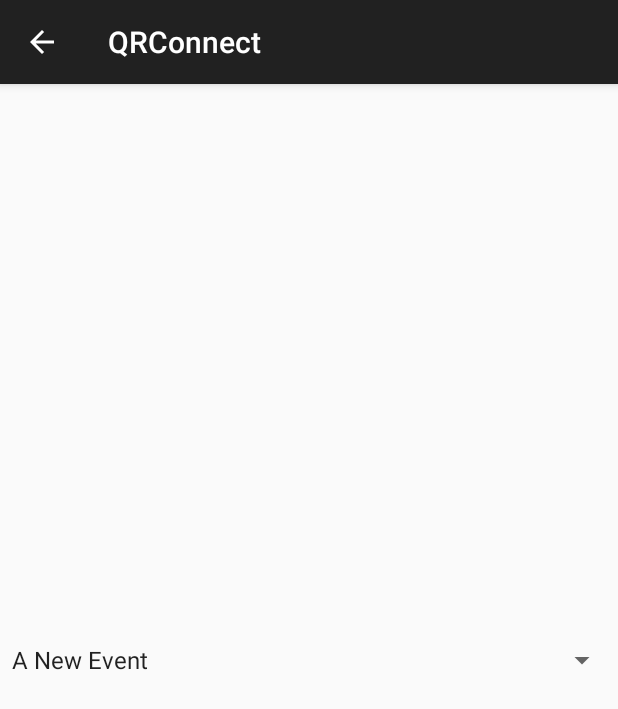
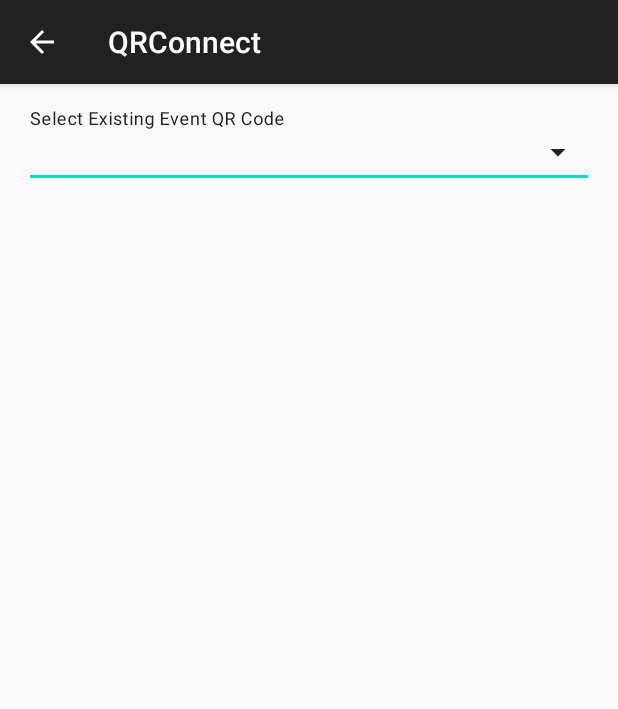
Before and after one commit to CMPUT301W24T39/qr-connect-developers, an Android app: the SelectEventPage screen opened directly, with no data from a screen before it, on a phone screen of 412 x 824 dp. Shown: the top 709 px of the screen. Run offline under Robolectric (Android 15) with nearby library versions, the phone set to English and light mode, and no system bars.

Commit message:
Updated SelectEventPage

```diff
--- a/QRConnect/app/src/main/java/com/example/qrconnect/BottomNavigationDrawerFragment.java
+++ b/QRConnect/app/src/main/java/com/example/qrconnect/BottomNavigationDrawerFragment.java
@@ -36,13 +36,13 @@ public class BottomNavigationDrawerFragment extends BottomSheetDialogFragment {
             public boolean onNavigationItemSelected(@NonNull MenuItem menuItem) {
 
                 int itemId = menuItem.getItemId();
-                if (itemId == R.id.navDownload) {
+                if (itemId == R.id.nav_download) {
 
                     return true;
-                } else if (itemId == R.id.navUpload) {
+                } else if (itemId == R.id.nav_upload) {
 
                     return true;
-                } else if (itemId == R.id.navReuse) {
+                } else if (itemId == R.id.nav_turn_right){
                     startActivity(new Intent(getActivity(), SelectEventPage.class));
                     return true;
                 }
--- a/QRConnect/app/src/main/java/com/example/qrconnect/SelectEventPage.java
+++ b/QRConnect/app/src/main/java/com/example/qrconnect/SelectEventPage.java
@@ -16,26 +16,22 @@ import androidx.appcompat.app.AppCompatActivity;
 public class SelectEventPage extends AppCompatActivity {
 
 
+    AutoCompleteTextView autoCompleteTextView;
     @Override
     protected void onCreate(Bundle savedInstanceState){
         super.onCreate(savedInstanceState);
-        setContentView(R.layout.select_existing_event_qr_code_page);
+        setContentView(R.layout.select_existing_event_qr_code);
 
-        Spinner spinner = findViewById(R.id.spinner_for_event);
-        ArrayAdapter<Event> adapter = new ArrayAdapter<>(this, android.R.layout.simple_spinner_item, events);
-        adapter.setDropDownViewResource(android.R.layout.simple_spinner_dropdown_item);
-        spinner.setAdapter(adapter);
+        autoCompleteTextView = findViewById(R.id.auto_complete_textview);
+        EventAdapterForQRCodeGenerating adapter = new EventAdapterForQRCodeGenerating(this, events);
+        autoCompleteTextView.setAdapter(adapter);
 
-        spinner.setOnItemSelectedListener(new AdapterView.OnItemSelectedListener() {
+        autoCompleteTextView.setOnItemClickListener(new AdapterView.OnItemClickListener() {
             @Override
-            public void onItemSelected(AdapterView<?> parentView, View selectedItemView, int position, long id) {
-                Event selectedEvent = (Event) parentView.getItemAtPosition(position);
-                events.get(events.size() - 1).setQRCodeImage(selectedEvent.getQRCodeImage());
-            }
-
-            @Override
-            public void onNothingSelected(AdapterView<?> parentView) {
-
+            public void onItemClick(AdapterView<?> parent, View view, int position, long id) {
+                Event selectedEvent = (Event) parent.getItemAtPosition(position);
+                Event newEvent = events.get(events.size() - 1);
+                newEvent.setQRCodeImage(selectedEvent.getQRCodeImage());
             }
         });
 
--- a/QRConnect/app/src/main/res/layout/qr_code_generates_page.xml
+++ b/QRConnect/app/src/main/res/layout/qr_code_generates_page.xml
@@ -1,5 +1,4 @@
-<androidx.constraintlayout.widget.ConstraintLayout
-    xmlns:android="http://schemas.android.com/apk/res/android"
+<androidx.constraintlayout.widget.ConstraintLayout xmlns:android="http://schemas.android.com/apk/res/android"
     xmlns:app="http://schemas.android.com/apk/res-auto"
     xmlns:tools="http://schemas.android.com/tools"
     android:layout_width="match_parent"
@@ -53,4 +52,6 @@
         app:layout_constraintEnd_toEndOf="parent"
         app:layout_constraintHorizontal_bias="0.497"
         app:layout_constraintStart_toStartOf="parent" />
+
+
 </androidx.constraintlayout.widget.ConstraintLayout>
--- /dev/null
+++ b/QRConnect/app/src/main/res/layout/select_existing_event_qr_code.xml
@@ -0,0 +1,22 @@
+<?xml version="1.0" encoding="utf-8"?>
+<androidx.coordinatorlayout.widget.CoordinatorLayout xmlns:android="http://schemas.android.com/apk/res/android"
+    android:layout_width="match_parent"
+    android:layout_height="match_parent">
+
+    <com.google.android.material.textfield.TextInputLayout
+        android:layout_width="match_parent"
+        android:layout_height="wrap_content"
+        android:layout_margin="16dp"
+        android:hint="@string/select"
+        android:theme="@style/Theme.MaterialComponents.DayNight.DarkActionBar"
+        style="@style/CustomExposedDropdownMenu">
+        <AutoCompleteTextView
+            android:id="@+id/auto_complete_textview"
+            android:layout_width="match_parent"
+            android:layout_height="wrap_content"
+            android:inputType="none"/>
+
+
+    </com.google.android.material.textfield.TextInputLayout>
+
+</androidx.coordinatorlayout.widget.CoordinatorLayout>
--- a/QRConnect/app/src/main/res/layout/select_existing_event_qr_code_page.xml
+++ /dev/null
@@ -1,13 +0,0 @@
-<?xml version="1.0" encoding="utf-8"?>
-<LinearLayout xmlns:android="http://schemas.android.com/apk/res/android"
-    android:layout_width="match_parent"
-    android:layout_height="match_parent"
-    android:orientation="vertical"
-    android:gravity="center">
-
-    <Spinner
-        android:id="@+id/spinner_for_event"
-        android:layout_width="match_parent"
-        android:layout_height="wrap_content"/>
-
-</LinearLayout>
--- a/QRConnect/app/src/main/res/values/strings.xml
+++ b/QRConnect/app/src/main/res/values/strings.xml
@@ -5,5 +5,5 @@
     <string name="qr_code">qr_code</string>
     <string name="enter_your_info">Enter your info</string>
     <string name="generate_qr_code">Generate QR Code</string>
-    <string name="select">Select Item</string>
+    <string name="select">Select Existing Event QR Code</string>
 </resources>
--- a/QRConnect/app/src/main/res/values/themes.xml
+++ b/QRConnect/app/src/main/res/values/themes.xml
@@ -6,4 +6,5 @@
     </style>
 
     <style name="Theme.QRConnect" parent="Base.Theme.QRConnect" />
+    <style name="CustomExposedDropdownMenu" parent="Widget.MaterialComponents.TextInputLayout.OutlinedBox.ExposedDropdownMenu"/>
 </resources>
```
Also changed, not shown: QRConnect/app/src/main/java/com/example/qrconnect/EventAdapterForQRCodeGenerating.java (added, +57 -0 lines), QRConnect/app/src/main/java/com/example/qrconnect/QRCodeGeneratesPage.java (+13 -23 lines), QRConnect/app/src/main/res/drawable/ic_arrow_down.xml (added, +9 -0 lines), QRConnect/app/src/main/res/layout/list_event.xml (added, +12 -0 lines), QRConnect/app/src/main/res/menu/nav_drawer_menu.xml (+5 -4 lines).
